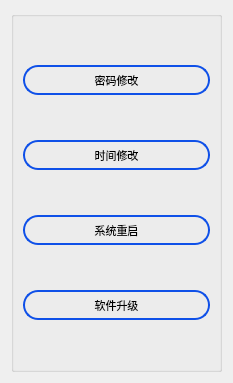
Above: setting/setsystem/othersettingdlg.ui from ChinaClever/BusBar-Qt before the change. Below: the same form after it.
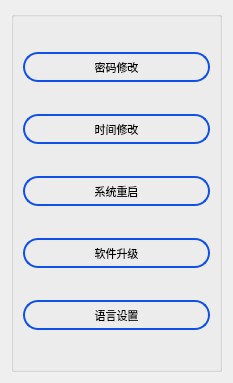
That is the form after the change.

Diff of the .ui file:
```diff
--- a/setting/setsystem/othersettingdlg.ui
+++ b/setting/setsystem/othersettingdlg.ui
@@ -134,6 +134,31 @@
         </property>
        </widget>
       </item>
+      <item>
+       <widget class="QPushButton" name="languageBtn">
+        <property name="minimumSize">
+         <size>
+          <width>0</width>
+          <height>30</height>
+         </size>
+        </property>
+        <property name="maximumSize">
+         <size>
+          <width>200</width>
+          <height>30</height>
+         </size>
+        </property>
+        <property name="styleSheet">
+         <string notr="true">QPushButton{
+border:2px solid rgb(15,80,232);
+border-radius:15px
+}</string>
+        </property>
+        <property name="text">
+         <string>语言设置</string>
+        </property>
+       </widget>
+      </item>
      </layout>
     </widget>
    </item>
```
